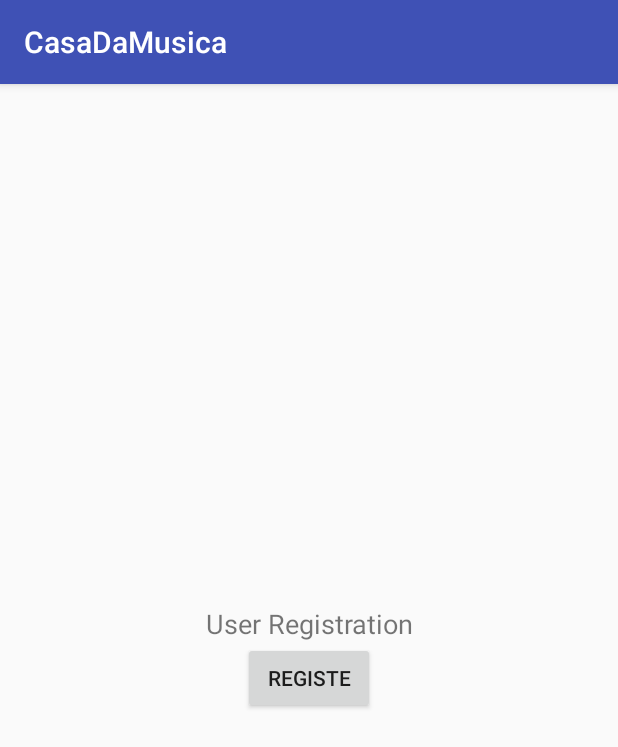
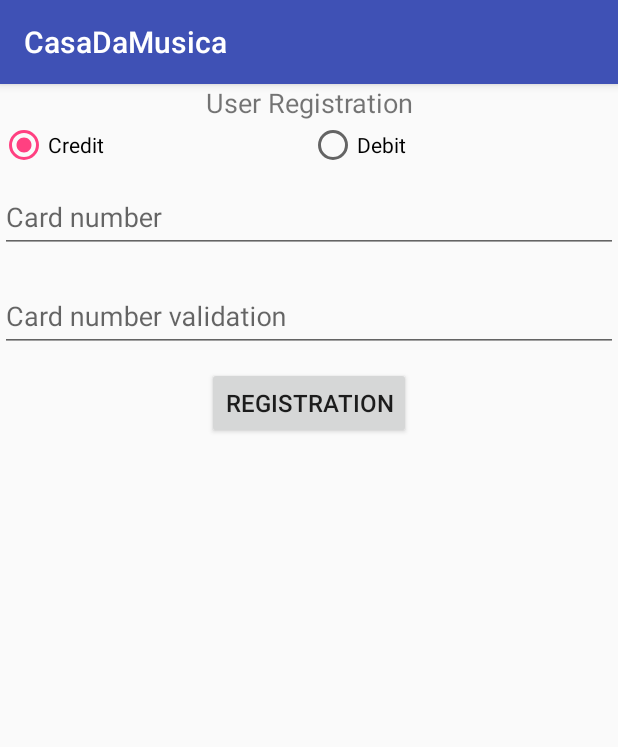
Before and after one commit to joaocsf/FEUP-CMOV, an Android app: the fragment CardInfoRegister placed in its activity, on a phone screen of 412 x 824 dp. Shown: the top 747 px of the screen. Run offline under Robolectric (Android 15) with nearby library versions, the phone set to English and light mode, and no system bars.

Commit message:
added fields to obtain card informations

```diff
--- a/main-mobile-app/app/src/main/java/feup/cmpv/feup/casadamusica/fragments/Register/CardInfoRegister.java
+++ b/main-mobile-app/app/src/main/java/feup/cmpv/feup/casadamusica/fragments/Register/CardInfoRegister.java
@@ -6,14 +6,19 @@ import android.support.v4.app.Fragment;
 import android.view.LayoutInflater;
 import android.view.View;
 import android.view.ViewGroup;
+import android.widget.EditText;
+import android.widget.RadioGroup;
 
 import feup.cmpv.feup.casadamusica.R;
-import feup.cmpv.feup.casadamusica.fragments.ShowFragment;
 import feup.cmpv.feup.casadamusica.structures.Registration;
 
 public class CardInfoRegister extends Fragment {
 
     private static Fragment instance;
+
+    private EditText card_number;
+    private EditText card_validation_number;
+    private RadioGroup card_type;
 
     public static Fragment getInstance(Registration registration) {
         Fragment fragment = new CardInfoRegister();
@@ -28,6 +33,17 @@ public class CardInfoRegister extends Fragment {
     @Override
     public View onCreateView(LayoutInflater inflater, @Nullable ViewGroup container, Bundle savedInstanceState) {
         View view = inflater.inflate(R.layout.card_info_register_fragment, container,false);
+
+        card_number = view.findViewById(R.id.card_number_registration);
+        card_validation_number = view.findViewById(R.id.card_validation_number_registration);
+        card_type = view.findViewById(R.id.card_type);
+
+        view.findViewById(R.id.registration_button).setOnClickListener(v -> finalizeRegistration());
+
         return view;
     }
+
+    private void finalizeRegistration(){
+
+    }
 }
--- a/main-mobile-app/app/src/main/java/feup/cmpv/feup/casadamusica/fragments/Register/PersonalInfoFragment.java
+++ b/main-mobile-app/app/src/main/java/feup/cmpv/feup/casadamusica/fragments/Register/PersonalInfoFragment.java
@@ -4,7 +4,6 @@ package feup.cmpv.feup.casadamusica.fragments.Register;
 import android.os.Bundle;
 import android.support.annotation.Nullable;
 import android.support.v4.app.Fragment;
-import android.support.v4.app.FragmentTransaction;
 import android.view.LayoutInflater;
 import android.view.View;
 import android.view.ViewGroup;
--- a/main-mobile-app/app/src/main/res/layout/card_info_register_fragment.xml
+++ b/main-mobile-app/app/src/main/res/layout/card_info_register_fragment.xml
@@ -4,7 +4,7 @@
     android:layout_width="match_parent"
     android:layout_height="match_parent"
     android:orientation="vertical"
-    android:gravity="center">
+    android:gravity="center_horizontal">
 
     <TextView
         android:layout_width="match_parent"
@@ -13,9 +13,64 @@
         android:textSize="18sp"
         android:textAlignment="center"/>
 
+    <RadioGroup
+        android:id="@+id/card_type"
+        android:layout_width="match_parent"
+        android:layout_height="wrap_content"
+        android:orientation="horizontal"
+        android:gravity="center_horizontal">
+
+        <RadioButton
+            android:id="@+id/credit_type"
+            android:layout_width="0dp"
+            android:layout_height="wrap_content"
+            android:layout_weight="1"
+            android:checked="true"
+            android:text="@string/credit_card"
+            />
+
+        <RadioButton
+            android:layout_width="0dp"
+            android:layout_height="wrap_content"
+            android:layout_weight="1"
+            android:id="@+id/debit_type"
+            android:text="@string/debit_card"/>
+    </RadioGroup>
+
+    <android.support.design.widget.TextInputLayout
+        android:layout_width="match_parent"
+        android:layout_height="wrap_content"
+        android:layout_marginBottom="10dp"
+        android:hint="@string/card_number"
+        >
+
+        <android.support.design.widget.TextInputEditText
+            android:id="@+id/card_number_registration"
+            android:layout_width="match_parent"
+            android:layout_height="wrap_content"
+            android:inputType="numberDecimal" />
+    </android.support.design.widget.TextInputLayout>
+
+    <android.support.design.widget.TextInputLayout
+        android:layout_width="match_parent"
+        android:layout_height="wrap_content"
+        android:layout_marginBottom="10dp"
+        android:hint="@string/card_number_validation"
+        >
+
+        <android.support.design.widget.TextInputEditText
+            android:id="@+id/card_validation_number_registration"
+            android:layout_width="match_parent"
+            android:layout_height="wrap_content"
+            android:inputType="textPersonName" />
+    </android.support.design.widget.TextInputLayout>
+
+
     <Button
+        android:id="@+id/registration_button"
         android:layout_width="wrap_content"
         android:layout_height="wrap_content"
-        android:text="@string/registe" />
+        android:textSize="16sp"
+        android:text="@string/registration" />
 
 </LinearLayout>
--- a/main-mobile-app/app/src/main/res/layout/personal_info_register_fragment.xml
+++ b/main-mobile-app/app/src/main/res/layout/personal_info_register_fragment.xml
@@ -4,7 +4,7 @@
     android:layout_width="match_parent"
     android:layout_height="match_parent"
     android:orientation="vertical"
-    android:gravity="center">
+    android:gravity="center_horizontal">
 
     <TextView
         android:layout_width="match_parent"
@@ -84,6 +84,7 @@
         android:id="@+id/next_button"
         android:layout_width="wrap_content"
         android:layout_height="wrap_content"
+        android:textSize="16sp"
         android:text="@string/next" />
 
 </LinearLayout>
--- a/main-mobile-app/app/src/main/res/values/strings.xml
+++ b/main-mobile-app/app/src/main/res/values/strings.xml
@@ -11,5 +11,9 @@
     <string name="next">Next</string>
     <string name="username">Username</string>
     <string name="user_registration">User Registration</string>
-    <string name="registe">Registe</string>
+    <string name="registration">Registration</string>
+    <string name="credit_card">Credit</string>
+    <string name="debit_card">Debit</string>
+    <string name="card_number">Card number</string>
+    <string name="card_number_validation">Card number validation</string>
 </resources>
```
Also changed, not shown: 1 other file.
